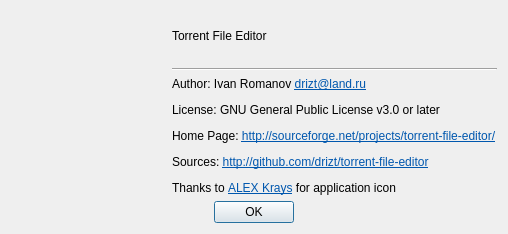
The window that aboutdlg.ui (torrent-file-editor/torrent-file-editor) describes before a commit, drawn with Qt 5.
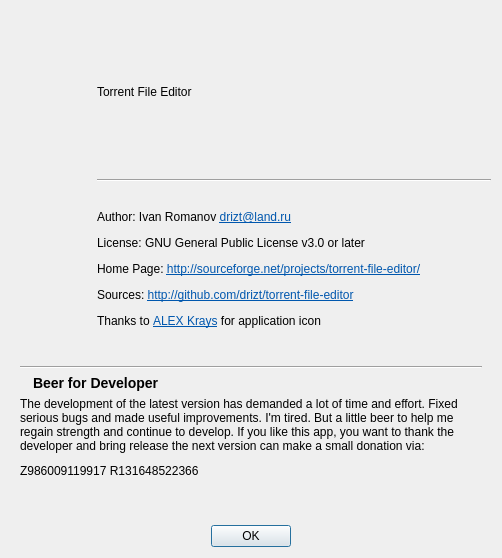
The same window after the commit. Icons and pictures are not drawn.

Commit message: Add donation text to About dialog

```diff
--- a/aboutdlg.ui
+++ b/aboutdlg.ui
@@ -6,29 +6,22 @@
    <rect>
     <x>0</x>
     <y>0</y>
-    <width>508</width>
-    <height>234</height>
+    <width>502</width>
+    <height>558</height>
    </rect>
   </property>
   <property name="windowTitle">
    <string notr="true">About Torrent File Editor</string>
   </property>
   <layout class="QGridLayout" name="gridLayout">
-   <item row="3" column="0" colspan="2">
-    <widget class="QDialogButtonBox" name="buttonBox">
-     <property name="orientation">
-      <enum>Qt::Horizontal</enum>
-     </property>
-     <property name="standardButtons">
-      <set>QDialogButtonBox::Ok</set>
-     </property>
-     <property name="centerButtons">
-      <bool>true</bool>
-     </property>
-    </widget>
-   </item>
    <item row="2" column="0">
     <widget class="QLabel" name="label_3">
+     <property name="sizePolicy">
+      <sizepolicy hsizetype="Fixed" vsizetype="Preferred">
+       <horstretch>0</horstretch>
+       <verstretch>0</verstretch>
+      </sizepolicy>
+     </property>
      <property name="minimumSize">
       <size>
        <width>80</width>
@@ -46,6 +39,32 @@
      </property>
     </widget>
    </item>
+   <item row="4" column="0" colspan="2">
+    <widget class="QDialogButtonBox" name="buttonBox">
+     <property name="orientation">
+      <enum>Qt::Horizontal</enum>
+     </property>
+     <property name="standardButtons">
+      <set>QDialogButtonBox::Ok</set>
+     </property>
+     <property name="centerButtons">
+      <bool>true</bool>
+     </property>
+    </widget>
+   </item>
+   <item row="2" column="1">
+    <widget class="QLabel" name="label_2">
+     <property name="text">
+      <string>&lt;html&gt;&lt;head/&gt;&lt;body&gt;&lt;p&gt;Author: Ivan Romanov &lt;a href=&quot;mailto:drizt@land.ru&quot;&gt;&lt;span style=&quot; text-decoration: underline; color:#0057ae;&quot;&gt;drizt@land.ru&lt;/span&gt;&lt;/a&gt;&lt;/p&gt;&lt;p&gt;License: GNU General Public License v3.0 or later&lt;/p&gt;&lt;p&gt;Home Page: &lt;a href=&quot;http://sourceforge.net/projects/torrent-file-editor/&quot;&gt;&lt;span style=&quot; text-decoration: underline; color:#0057ae;&quot;&gt;http://sourceforge.net/projects/torrent-file-editor/&lt;/span&gt;&lt;/a&gt;&lt;/p&gt;&lt;p&gt;Sources: &lt;a href=&quot;http://github.com/drizt/torrent-file-editor&quot;&gt;&lt;span style=&quot; text-decoration: underline; color:#0057ae;&quot;&gt;http://github.com/drizt/torrent-file-editor&lt;/span&gt;&lt;/a&gt;&lt;/p&gt;&lt;p&gt;Thanks to &lt;a href=&quot;http://rutracker.org/forum/profile.php?mode=viewprofile&amp;amp;u=8465051&quot;&gt;&lt;span style=&quot; text-decoration: underline; color:#0057ae;&quot;&gt;ALEX Krays&lt;/span&gt;&lt;/a&gt; for application icon&lt;/p&gt;&lt;/body&gt;&lt;/html&gt;</string>
+     </property>
+     <property name="openExternalLinks">
+      <bool>true</bool>
+     </property>
+     <property name="textInteractionFlags">
+      <set>Qt::LinksAccessibleByMouse|Qt::TextSelectableByMouse</set>
+     </property>
+    </widget>
+   </item>
    <item row="1" column="1">
     <widget class="Line" name="line">
      <property name="orientation">
@@ -63,17 +82,72 @@
      </property>
     </widget>
    </item>
-   <item row="2" column="1">
-    <widget class="QLabel" name="label_2">
-     <property name="text">
-      <string>&lt;html&gt;&lt;head/&gt;&lt;body&gt;&lt;p&gt;Author: Ivan Romanov &lt;a href=&quot;mailto:drizt@land.ru&quot;&gt;&lt;span style=&quot; text-decoration: underline; color:#0057ae;&quot;&gt;drizt@land.ru&lt;/span&gt;&lt;/a&gt;&lt;/p&gt;&lt;p&gt;License: GNU General Public License v3.0 or later&lt;/p&gt;&lt;p&gt;Home Page: &lt;a href=&quot;http://sourceforge.net/projects/torrent-file-editor/&quot;&gt;&lt;span style=&quot; text-decoration: underline; color:#0057ae;&quot;&gt;http://sourceforge.net/projects/torrent-file-editor/&lt;/span&gt;&lt;/a&gt;&lt;/p&gt;&lt;p&gt;Sources: &lt;a href=&quot;http://github.com/drizt/torrent-file-editor&quot;&gt;&lt;span style=&quot; text-decoration: underline; color:#0057ae;&quot;&gt;http://github.com/drizt/torrent-file-editor&lt;/span&gt;&lt;/a&gt;&lt;/p&gt;&lt;p&gt;Thanks to &lt;a href=&quot;http://rutracker.org/forum/profile.php?mode=viewprofile&amp;amp;u=8465051&quot;&gt;&lt;span style=&quot; text-decoration: underline; color:#0057ae;&quot;&gt;ALEX Krays&lt;/span&gt;&lt;/a&gt; for application icon&lt;/p&gt;&lt;/body&gt;&lt;/html&gt;</string>
+   <item row="3" column="0" colspan="2">
+    <widget class="QWidget" name="wdgDonation" native="true">
+     <property name="styleSheet">
+      <string notr="true"/>
      </property>
-     <property name="openExternalLinks">
-      <bool>true</bool>
-     </property>
-     <property name="textInteractionFlags">
-      <set>Qt::LinksAccessibleByMouse|Qt::TextSelectableByMouse</set>
-     </property>
+     <layout class="QGridLayout" name="gridLayout_2">
+      <item row="1" column="0">
+       <widget class="QLabel" name="label_6">
+        <property name="sizePolicy">
+         <sizepolicy hsizetype="Fixed" vsizetype="Fixed">
+          <horstretch>0</horstretch>
+          <verstretch>0</verstretch>
+         </sizepolicy>
+        </property>
+        <property name="text">
+         <string/>
+        </property>
+        <property name="pixmap">
+         <pixmap resource="resources.qrc">:/icons/beer.png</pixmap>
+        </property>
+       </widget>
+      </item>
+      <item row="0" column="0" colspan="2">
+       <widget class="Line" name="line_2">
+        <property name="orientation">
+         <enum>Qt::Horizontal</enum>
+        </property>
+       </widget>
+      </item>
+      <item row="1" column="1">
+       <widget class="QLabel" name="label_4">
+        <property name="text">
+         <string>&lt;h3&gt;Beer for Developer&lt;/h3&gt;</string>
+        </property>
+        <property name="textInteractionFlags">
+         <set>Qt::LinksAccessibleByMouse|Qt::TextSelectableByMouse</set>
+        </property>
+       </widget>
+      </item>
+      <item row="2" column="0" colspan="2">
+       <widget class="QLabel" name="label_5">
+        <property name="text">
+         <string>The development of the latest version has demanded a lot of time and effort. Fixed serious bugs and made useful improvements. I'm tired. But a little beer to help me regain strength and continue to develop. If you like this app, you want to thank the developer and bring release the next version can make a small donation via:</string>
+        </property>
+        <property name="wordWrap">
+         <bool>true</bool>
+        </property>
+        <property name="textInteractionFlags">
+         <set>Qt::LinksAccessibleByMouse|Qt::TextSelectableByMouse</set>
+        </property>
+       </widget>
+      </item>
+      <item row="3" column="0" colspan="2">
+       <widget class="QLabel" name="label_7">
+        <property name="text">
+         <string notr="true">&lt;html&gt;&lt;head/&gt;&lt;body&gt;&lt;p&gt;&lt;img src=&quot;:/icons/wmlogo_16.png&quot;/&gt; Z986009119917 &lt;img src=&quot;:/icons/wmlogo_16.png&quot;/&gt; R131648522366&lt;/p&gt;&lt;p&gt;&lt;a href=&quot;https://pledgie.com/campaigns/32138&quot;&gt;&lt;img src=&quot;:/icons/pledgie.png&quot;/&gt;&lt;/a&gt;&lt;/p&gt;&lt;p&gt;&lt;a href=&quot;https://money.yandex.ru/to/410013137242898&quot;&gt;&lt;img src=&quot;:/icons/ya_money_logo_eng.png&quot;/&gt;&lt;/a&gt;&lt;/p&gt;&lt;/body&gt;&lt;/html&gt;</string>
+        </property>
+        <property name="openExternalLinks">
+         <bool>true</bool>
+        </property>
+        <property name="textInteractionFlags">
+         <set>Qt::LinksAccessibleByMouse|Qt::TextSelectableByMouse</set>
+        </property>
+       </widget>
+      </item>
+     </layout>
     </widget>
    </item>
   </layout>
```
The commit also changes 7 other files.
